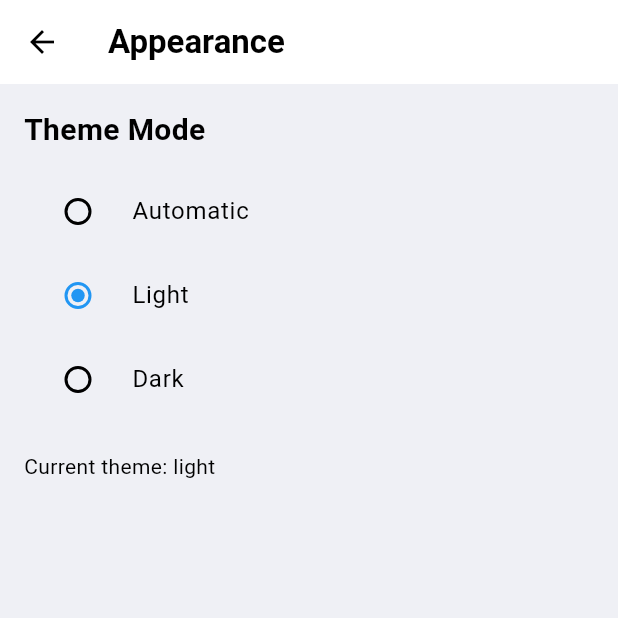
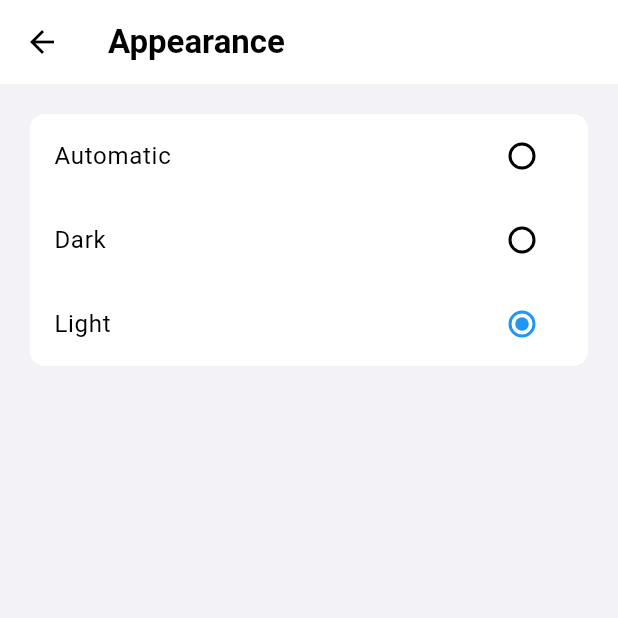
Before and after one commit to Jinchao1926/github-client, a Flutter app: the SettingsPage screen opened by its route, after a tap on "Appearance", on a phone screen of 412 x 824 dp, the top half of it. Run offline on Flutter 3.47's test engine with Material 3 defaults, Android fonts, the phone set to English and light mode, and no system bars; our stand-ins replace flutter_dotenv, flutter_secure_storage; missing offline and left inert: flutter_web_auth_2; accounts and stored records are empty.

Commit message:
[Appearance] Refactor appearance page (#10)

```diff
--- a/lib/pages/settings/appearance_page.dart
+++ b/lib/pages/settings/appearance_page.dart
@@ -1,5 +1,6 @@
 import 'package:flutter/material.dart';
 import 'package:flutter_github/themes/index.dart';
+import 'package:flutter_github/widgets/common/inset_grouped_section.dart';
 import 'package:provider/provider.dart';
 
 class AppearancePage extends StatelessWidget {
@@ -9,61 +10,53 @@ class AppearancePage extends StatelessWidget {
   Widget build(BuildContext context) {
     return Scaffold(
       appBar: AppBar(title: const Text('Appearance')),
-      body: Padding(
-        padding: const EdgeInsets.all(16.0),
-        child: Column(
-          crossAxisAlignment: CrossAxisAlignment.start,
-          children: [
-            const Text(
-              'Theme Mode',
-              style: TextStyle(fontSize: 20, fontWeight: FontWeight.bold),
-            ),
-            const SizedBox(height: 12),
-            Consumer<ThemeProvider>(
-              builder: (context, themeProvider, child) {
-                return Column(
-                  children: [
+      body: Consumer<ThemeProvider>(
+        builder: (context, themeProvider, child) {
+          final currentTheme = themeProvider.currentTheme;
+
+          return InsetGroupedSection(
+            children: [
+              RadioGroup<ThemeMode>(
+                groupValue: currentTheme,
+                onChanged: (value) {
+                  switch (value) {
+                    case ThemeMode.system:
+                      themeProvider.setSystemTheme();
+                      break;
+                    case ThemeMode.dark:
+                      themeProvider.setDarkTheme();
+                      break;
+                    default:
+                      themeProvider.setLightTheme();
+                      break;
+                  }
+                },
+                child: Column(
+                  children: const [
                     RadioListTile<ThemeMode>(
-                      title: const Text('Automatic'),
+                      key: ValueKey('theme_auto'),
                       value: ThemeMode.system,
-                      groupValue: themeProvider.currentTheme,
-                      onChanged: (value) {
-                        if (value != null) {
-                          themeProvider.setSystemTheme();
-                        }
-                      },
+                      title: Text('Automatic'),
+                      controlAffinity: ListTileControlAffinity.trailing,
                     ),
                     RadioListTile<ThemeMode>(
-                      title: const Text('Light'),
-                      value: ThemeMode.light,
-                      groupValue: themeProvider.currentTheme,
-                      onChanged: (value) {
-                        if (value != null) {
-                          themeProvider.setLightTheme();
-                        }
-                      },
+                      key: ValueKey('theme_dark'),
+                      value: ThemeMode.dark,
+                      title: Text('Dark'),
+                      controlAffinity: ListTileControlAffinity.trailing,
                     ),
                     RadioListTile<ThemeMode>(
-                      title: const Text('Dark'),
-                      value: ThemeMode.dark,
-                      groupValue: themeProvider.currentTheme,
-                      onChanged: (value) {
-                        if (value != null) {
-                          themeProvider.setDarkTheme();
-                        }
-                      },
+                      key: ValueKey('theme_light'),
+                      value: ThemeMode.light,
+                      title: Text('Light'),
+                      controlAffinity: ListTileControlAffinity.trailing,
                     ),
                   ],
-                );
-              },
-            ),
-            const SizedBox(height: 20),
-            Text(
-              'Current theme: ${Provider.of<ThemeProvider>(context).currentTheme.name}',
-              style: TextStyle(color: Theme.of(context).colorScheme.onSurface),
-            ),
-          ],
-        ),
+                ),
+              ),
+            ],
+          );
+        },
       ),
     );
   }
--- a/lib/pages/settings/settings_page.dart
+++ b/lib/pages/settings/settings_page.dart
@@ -3,6 +3,7 @@ import 'package:flutter_github/pages/routes/index.dart';
 import 'package:flutter_github/themes/index.dart';
 import 'package:flutter_github/widgets/common/inset_grouped_section.dart';
 import 'package:flutter_github/widgets/common/list_cell.dart';
+import 'package:flutter_github/utils/string_utils.dart';
 import 'package:provider/provider.dart';
 
 class SettingsPage extends StatelessWidget {
@@ -10,6 +11,9 @@ class SettingsPage extends StatelessWidget {
 
   @override
   Widget build(BuildContext context) {
+    final themeProvider = Provider.of<ThemeProvider>(context);
+    final themeName = StringUtils.capitalize(themeProvider.currentTheme.name);
+
     return Scaffold(
       appBar: AppBar(title: const Text('Settings')),
       body: ListView(
@@ -18,29 +22,46 @@ class SettingsPage extends StatelessWidget {
             children: [
               ListCell(
                 title: 'Appearance',
-                detail: Provider.of<ThemeProvider>(context).currentTheme.name,
+                detail: themeName,
                 onTap: () {
                   AppRoutes.pushNamed(context, RoutePaths.appearance);
                 },
               ),
-              ListCell(title: 'App Icon', onTap: () {}),
-              ListCell(title: 'App Language', onTap: () {}),
-              ListCell(title: 'Notification', onTap: () {}),
-              ListCell(title: 'Code Options', onTap: () {}),
-              ListCell(title: 'External Links', onTap: () {}),
+              ListCell(title: 'App Icon'),
+              ListCell(title: 'App Language', detail: 'English'),
+              ListCell(title: 'Notification'),
+              ListCell(title: 'Code Options'),
+              ListCell(title: 'External Links'),
             ],
           ),
           InsetGroupedSection(
             children: [
-              ListCell(title: 'Copilot', onTap: () {}),
-              ListCell(title: 'Copilot Pro', onTap: () {}),
+              ListCell(title: 'Copilot', detail: 'Copilot Free'),
+              ListCell(title: 'Copilot Pro'),
+            ],
+          ),
+          InsetGroupedSection(children: [ListCell(title: 'Share Feedback')]),
+          InsetGroupedSection(
+            children: [
+              ListCell(title: 'Terms of Service'),
+              ListCell(title: 'Privacy Policy & Analytics'),
+            ],
+          ),
+          InsetGroupedSection(children: [ListCell(title: 'Feature Preview')]),
+          InsetGroupedSection(
+            children: [
+              ListCell(title: 'Manage Accounts'),
+              ListCell(title: 'App Lock'),
             ],
           ),
           InsetGroupedSection(
-            children: [ListCell(title: 'Share Feedback', onTap: () {})],
-          ),
-          InsetGroupedSection(
-            children: [ListCell(title: 'Terms of Service', onTap: () {})],
+            children: [
+              ListCell(
+                title: 'Clear Cache',
+                detail: '80.2 MB',
+                showChevron: false,
+              ),
+            ],
           ),
         ],
       ),
--- /dev/null
+++ b/lib/utils/string_utils.dart
@@ -0,0 +1,6 @@
+class StringUtils {
+  static String capitalize(String s) {
+    if (s.isEmpty) return s;
+    return s[0].toUpperCase() + s.substring(1);
+  }
+}
--- a/lib/widgets/common/list_cell.dart
+++ b/lib/widgets/common/list_cell.dart
@@ -6,7 +6,7 @@ class ListCell extends StatelessWidget {
   final Widget? leading;
   final String? detail;
   final bool showChevron;
-  final VoidCallback onTap;
+  final VoidCallback? onTap;
 
   const ListCell({
     super.key,
@@ -14,7 +14,7 @@ class ListCell extends StatelessWidget {
     this.leading,
     this.detail,
     this.showChevron = true,
-    required this.onTap,
+    this.onTap,
   });
 
   @override
```
